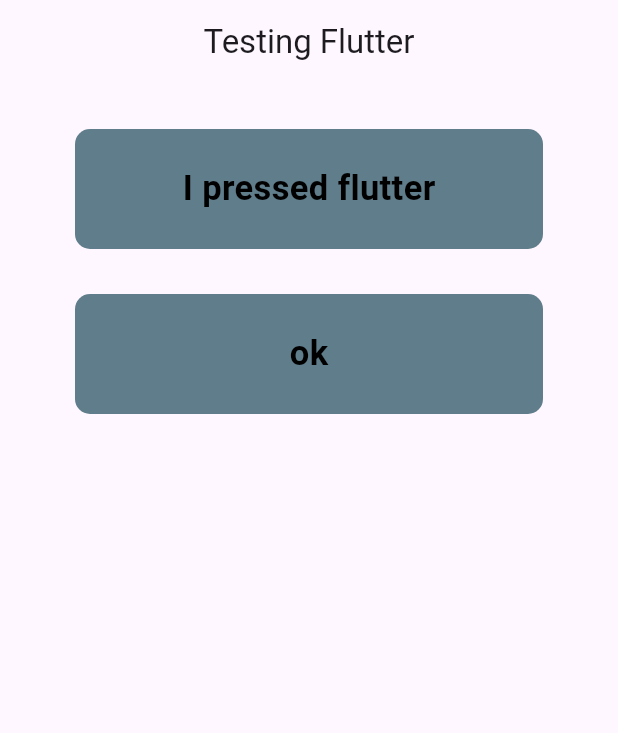
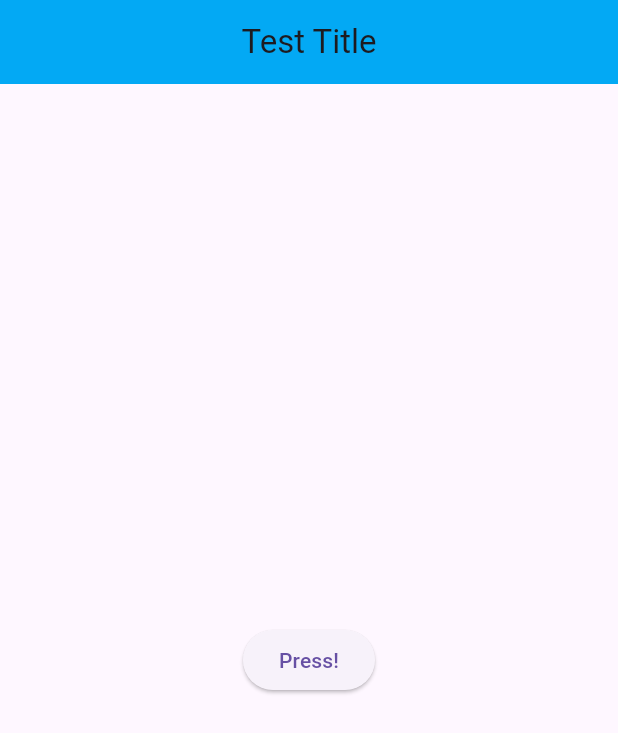
Before and after one commit to upahar-khatiwada/weather-app, a Flutter app: the screen it shows after launch, on a phone screen of 412 x 824 dp. Shown: the top 733 px of the screen. Run offline on Flutter 3.47's test engine with Material 3 defaults, Android fonts, the phone set to English and light mode, and no system bars.

Commit message:
Learnt about page navigation

```diff
--- a/lib/main.dart
+++ b/lib/main.dart
@@ -1,5 +1,4 @@
 import 'package:flutter/material.dart';
-import 'package:flutter/src/widgets/widget_state.dart';
 import 'package:weather_app/temp.dart';
 
 void main() {
@@ -14,64 +13,100 @@
 }
 
 class _MyAppState extends State<MyApp> {
-  String topic = 'flutter';
+  @override
+  Widget build(BuildContext context) {
+    return MaterialApp(debugShowCheckedModeBanner: false, home: MyFirsTpAGE());
+  }
+}
 
-  callback(varTopic) {
-    setState(() {
-      topic = varTopic;
-    });
-  }
+// class _MyAppState extends State<MyApp> {
+//   @override
+//   Widget build(BuildContext context) {
+//     return MaterialApp(
+//       debugShowCheckedModeBanner: false,
+//       home: SafeArea(
+//         maintainBottomViewPadding: true,
+//         child: Scaffold(
+//           appBar: AppBar(
+//             title: Text('Test Title'),
+//             centerTitle: true,
+//             backgroundColor: Colors.lightBlue,
+//           ),
+//           body: Center(
+//             child: ElevatedButton(
+//               onPressed: () {
+//                 Navigator.of(context).push(
+//                   MaterialPageRoute(
+//                     builder: (context) {
+//                       return MySecondApp();
+//                     },
+//                   ),
+//                 );
+//               },
+//               child: Text('Press!'),
+//             ),
+//           ),
+//         ),
+//       ),
+//     );
+//   }
+// }
+
+//Without the myfirstpage class below, there would be an error as flutter will have to build everything
+
+class MyFirsTpAGE extends StatefulWidget {
+  const MyFirsTpAGE({super.key});
 
   @override
+  State<MyFirsTpAGE> createState() => _MyFirsTpAGEState();
+}
+
+class _MyFirsTpAGEState extends State<MyFirsTpAGE> {
+  @override
   Widget build(BuildContext context) {
-    return MaterialApp(
-      debugShowCheckedModeBanner: false,
-      home: Scaffold(
+    return SafeArea(
+      maintainBottomViewPadding: true,
+      child: Scaffold(
         appBar: AppBar(
-          // leading: Drawer(backgroundColor: Colors.redAccent),
-          title: Text('Testing Flutter'),
-          titleSpacing: 1,
+          title: Text('Test Title'),
           centerTitle: true,
+          backgroundColor: Colors.lightBlue,
         ),
         body: Center(
-          child: Column(
-            crossAxisAlignment: CrossAxisAlignment.center,
-            children: [
-              // SizedBox(height: 150),
-              // TextButton(
-              //   onPressed: () {},
-              //   style: ButtonStyle(
-              //     backgroundColor: WidgetStateProperty.all(Colors.red),
-              //   ),
-              //   child: Text(
-              //     'On Pressing: $topic',
-              //     style: TextStyle(color: Colors.black),
-              //   ),
-              // ),
-              Container(
-                height: 80,
-                width: double.maxFinite,
-                margin: EdgeInsets.only(left: 50, right: 50, top: 30),
-                decoration: BoxDecoration(
-                  color: Colors.blueGrey,
-                  borderRadius: BorderRadius.circular(10),
+          child: ElevatedButton(
+            onPressed: () {
+              Navigator.of(context).push(
+                MaterialPageRoute(
+                  builder: (context) {
+                    return MySecondApp();
+                  },
                 ),
-                child: Center(
-                  child: Text(
-                    'I pressed $topic',
-                    style: TextStyle(
-                      color: Colors.black,
-                      fontWeight: FontWeight.bold,
-                      fontSize: 23,
-                    ),
-                  ),
-                ),
-              ),
-              MyButtons(text: 'ok', callback: callback),
-            ],
+              );
+            },
+            child: Text('Press!'),
           ),
         ),
       ),
     );
   }
 }
+
+class MySecondApp extends StatefulWidget {
+  const MySecondApp({super.key});
+
+  @override
+  State<MySecondApp> createState() => _MySecondAppState();
+}
+
+class _MySecondAppState extends State<MySecondApp> {
+  @override
+  Widget build(BuildContext context) {
+    return Scaffold(
+      appBar: AppBar(
+        title: Text('Test Title 2'),
+        centerTitle: true,
+        backgroundColor: Colors.lightBlue,
+      ),
+    );
+  }
+}
--- a/lib/temp.dart
+++ b/lib/temp.dart
@@ -1,5 +1,4 @@
 import 'package:flutter/material.dart';
-import 'package:weather_app/main.dart';
 
 class MyButtons extends StatelessWidget {
   final String text;
```
